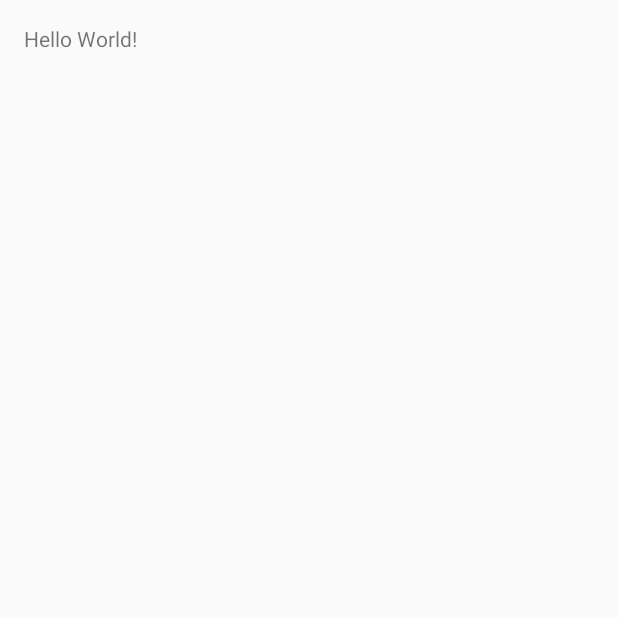
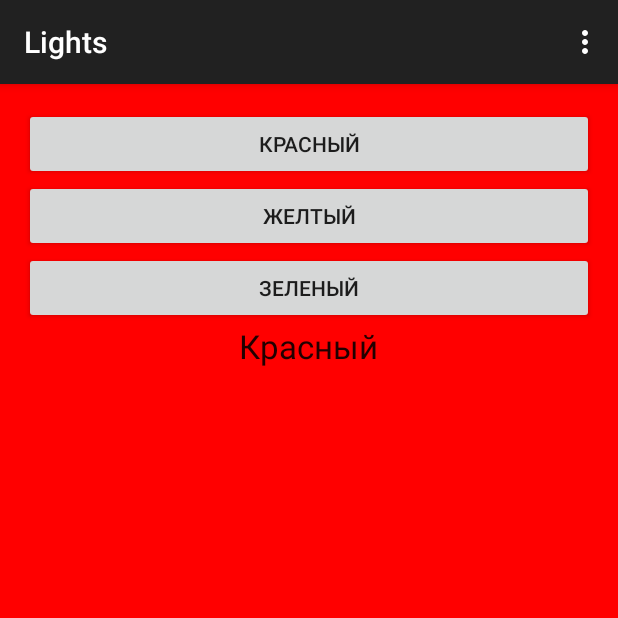
Before and after one commit to labaks/testProject, an Android app: the screen it shows after launch (MainActivity), on a phone screen of 412 x 824 dp, the top half of it. Before the commit the part shown is almost empty. Run offline under Robolectric (Android 15) with nearby library versions, the light colour scheme and no system bars.

Commit message:
init lights project

```diff
--- a/app/build.gradle
+++ b/app/build.gradle
@@ -5,7 +5,7 @@ android {
     buildToolsVersion "23.0.2"
 
     defaultConfig {
-        applicationId "labaks.testproject"
+        applicationId "labaks.lights"
         minSdkVersion 9
         targetSdkVersion 23
         versionCode 1
--- a/app/src/main/AndroidManifest.xml
+++ b/app/src/main/AndroidManifest.xml
@@ -1,17 +1,15 @@
 <?xml version="1.0" encoding="utf-8"?>
 <manifest xmlns:android="http://schemas.android.com/apk/res/android"
-    package="labaks.testproject">
+    package="labaks.lights">
 
     <application
         android:allowBackup="true"
         android:icon="@mipmap/ic_launcher"
         android:label="@string/app_name"
-        android:supportsRtl="true"
         android:theme="@style/AppTheme">
         <activity
             android:name=".MainActivity"
-            android:label="@string/app_name"
-            android:theme="@style/AppTheme.NoActionBar">
+            android:label="@string/app_name">
             <intent-filter>
                 <action android:name="android.intent.action.MAIN" />
 
--- /dev/null
+++ b/app/src/main/java/labaks/lights/MainActivity.java
@@ -0,0 +1,67 @@
+package labaks.lights;
+
+import android.os.Bundle;
+import android.support.v7.app.ActionBarActivity;
+import android.view.Menu;
+import android.view.MenuItem;
+import android.view.View;
+import android.widget.Button;
+import android.widget.RelativeLayout;
+import android.widget.TextView;
+
+
+public class MainActivity extends ActionBarActivity {
+
+    RelativeLayout mRelativeLayout;
+    TextView mTextView;
+
+    @Override
+    protected void onCreate(Bundle savedInstanceState) {
+        super.onCreate(savedInstanceState);
+        setContentView(R.layout.activity_main);
+        mRelativeLayout = (RelativeLayout) findViewById(R.id.relativeLayout);
+        mTextView = (TextView) findViewById(R.id.textView);
+
+        Button yellowButton = (Button) findViewById(R.id.buttonYellow);
+        yellowButton.setOnClickListener(new View.OnClickListener() {
+            @Override
+            public void onClick(View view) {
+                mTextView.setText(R.string.Yellow);
+                mRelativeLayout.setBackgroundColor(getResources().getColor(R.color.yellowColor));
+            }
+        });
+    }
+
+
+    @Override
+    public boolean onCreateOptionsMenu(Menu menu) {
+        // Inflate the menu; this adds items to the action bar if it is present.
+        getMenuInflater().inflate(R.menu.menu_main, menu);
+        return true;
+    }
+
+    @Override
+    public boolean onOptionsItemSelected(MenuItem item) {
+        // Handle action bar item clicks here. The action bar will
+        // automatically handle clicks on the Home/Up button, so long
+        // as you specify a parent activity in AndroidManifest.xml.
+        int id = item.getItemId();
+
+        //noinspection SimplifiableIfStatement
+        if (id == R.id.action_settings) {
+            return true;
+        }
+
+        return super.onOptionsItemSelected(item);
+    }
+
+    public void onRedButtonClick(View view) {
+        mTextView.setText(R.string.Red);
+        mRelativeLayout.setBackgroundColor(getResources().getColor(R.color.redColor));
+    }
+
+    public void onGreenButtonClick(View view) {
+        mTextView.setText(R.string.Green);
+        mRelativeLayout.setBackgroundColor(getResources().getColor(R.color.greenColor));
+    }
+}
--- a/app/src/main/java/labaks/testproject/MainActivity.java
+++ /dev/null
@@ -1,41 +0,0 @@
-package labaks.testproject;
-
-import android.os.Bundle;
-import android.support.design.widget.FloatingActionButton;
-import android.support.design.widget.Snackbar;
-import android.support.v7.app.AppCompatActivity;
-import android.support.v7.widget.Toolbar;
-import android.view.View;
-import android.view.Menu;
-import android.view.MenuItem;
-
-public class MainActivity extends AppCompatActivity {
-
-    @Override
-    protected void onCreate(Bundle savedInstanceState) {
-        super.onCreate(savedInstanceState);
-        setContentView(R.layout.activity_main);
-    }
-
-    @Override
-    public boolean onCreateOptionsMenu(Menu menu) {
-        // Inflate the menu; this adds items to the action bar if it is present.
-        getMenuInflater().inflate(R.menu.menu_main, menu);
-        return true;
-    }
-
-    @Override
-    public boolean onOptionsItemSelected(MenuItem item) {
-        // Handle action bar item clicks here. The action bar will
-        // automatically handle clicks on the Home/Up button, so long
-        // as you specify a parent activity in AndroidManifest.xml.
-        int id = item.getItemId();
-
-        //noinspection SimplifiableIfStatement
-        if (id == R.id.action_settings) {
-            return true;
-        }
-
-        return super.onOptionsItemSelected(item);
-    }
-}
--- a/app/src/main/res/layout/activity_main.xml
+++ b/app/src/main/res/layout/activity_main.xml
@@ -1,16 +1,48 @@
 <?xml version="1.0" encoding="utf-8"?>
 <RelativeLayout xmlns:android="http://schemas.android.com/apk/res/android"
     xmlns:tools="http://schemas.android.com/tools"
+    android:id="@+id/relativeLayout"
     android:layout_width="match_parent"
     android:layout_height="match_parent"
+    android:background="@color/redColor"
     android:paddingBottom="@dimen/activity_vertical_margin"
     android:paddingLeft="@dimen/activity_horizontal_margin"
     android:paddingRight="@dimen/activity_horizontal_margin"
     android:paddingTop="@dimen/activity_vertical_margin"
-    tools:context="labaks.testproject.MainActivity">
+    tools:context=".MainActivity">
+
+    <Button
+        android:id="@+id/buttonRed"
+        android:layout_width="match_parent"
+        android:layout_height="wrap_content"
+        android:layout_centerHorizontal="true"
+        android:onClick="onRedButtonClick"
+        android:text="@string/Red" />
+
+    <Button
+        android:id="@+id/buttonYellow"
+        android:layout_width="match_parent"
+        android:layout_height="wrap_content"
+        android:layout_below="@+id/buttonRed"
+        android:layout_centerHorizontal="true"
+        android:text="@string/Yellow" />
+
+    <Button
+        android:id="@+id/buttonGreen"
+        android:layout_width="match_parent"
+        android:layout_height="wrap_content"
+        android:layout_below="@+id/buttonYellow"
+        android:layout_centerHorizontal="true"
+        android:onClick="onGreenButtonClick"
+        android:text="@string/Green" />
 
     <TextView
+        android:id="@+id/textView"
         android:layout_width="wrap_content"
         android:layout_height="wrap_content"
-        android:text="Hello World!" />
+        android:layout_below="@+id/buttonGreen"
+        android:layout_centerHorizontal="true"
+        android:text="@string/Red"
+        android:textAppearance="?android:attr/textAppearanceLarge" />
+
 </RelativeLayout>
--- a/app/src/main/res/menu/menu_main.xml
+++ b/app/src/main/res/menu/menu_main.xml
@@ -1,7 +1,7 @@
 <menu xmlns:android="http://schemas.android.com/apk/res/android"
     xmlns:app="http://schemas.android.com/apk/res-auto"
     xmlns:tools="http://schemas.android.com/tools"
-    tools:context="labaks.testproject.MainActivity">
+    tools:context=".MainActivity">
     <item
         android:id="@+id/action_settings"
         android:orderInCategory="100"
--- a/app/src/main/res/values-v21/styles.xml
+++ /dev/null
@@ -1,9 +0,0 @@
-<resources>>
-
-    <style name="AppTheme.NoActionBar">
-        <item name="windowActionBar">false</item>
-        <item name="windowNoTitle">true</item>
-        <item name="android:windowDrawsSystemBarBackgrounds">true</item>
-        <item name="android:statusBarColor">@android:color/transparent</item>
-    </style>
-</resources>
--- a/app/src/main/res/values/colors.xml
+++ b/app/src/main/res/values/colors.xml
@@ -1,6 +1,6 @@
 <?xml version="1.0" encoding="utf-8"?>
 <resources>
-    <color name="colorPrimary">#3F51B5</color>
-    <color name="colorPrimaryDark">#303F9F</color>
-    <color name="colorAccent">#FF4081</color>
+    <color name="yellowColor">#ffff00</color>
+    <color name="greenColor">#00ff00</color>
+    <color name="redColor">#ff0000</color>
 </resources>
--- a/app/src/main/res/values/dimens.xml
+++ b/app/src/main/res/values/dimens.xml
@@ -2,5 +2,4 @@
     <!-- Default screen margins, per the Android Design guidelines. -->
     <dimen name="activity_horizontal_margin">16dp</dimen>
     <dimen name="activity_vertical_margin">16dp</dimen>
-    <dimen name="fab_margin">16dp</dimen>
 </resources>
--- a/app/src/main/res/values/strings.xml
+++ b/app/src/main/res/values/strings.xml
@@ -1,4 +1,9 @@
+<?xml version="1.0" encoding="utf-8"?>
 <resources>
-    <string name="app_name">testProject</string>
+    <string name="app_name">Lights</string>
+
     <string name="action_settings">Settings</string>
+    <string name="Red">Красный</string>
+    <string name="Yellow">Желтый</string>
+    <string name="Green">Зеленый</string>
 </resources>
--- a/app/src/main/res/values/styles.xml
+++ b/app/src/main/res/values/styles.xml
@@ -3,18 +3,6 @@
     <!-- Base application theme. -->
     <style name="AppTheme" parent="Theme.AppCompat.Light.DarkActionBar">
         <!-- Customize your theme here. -->
-        <item name="colorPrimary">@color/colorPrimary</item>
-        <item name="colorPrimaryDark">@color/colorPrimaryDark</item>
-        <item name="colorAccent">@color/colorAccent</item>
     </style>
 
-    <style name="AppTheme.NoActionBar">
-        <item name="windowActionBar">false</item>
-        <item name="windowNoTitle">true</item>
-    </style>
-
-    <style name="AppTheme.AppBarOverlay" parent="ThemeOverlay.AppCompat.Dark.ActionBar" />
-
-    <style name="AppTheme.PopupOverlay" parent="ThemeOverlay.AppCompat.Light" />
-
 </resources>
```
Also changed, not shown: app/src/main/res/mipmap-hdpi/ic_launcher.png, app/src/main/res/mipmap-mdpi/ic_launcher.png, app/src/main/res/mipmap-xhdpi/ic_launcher.png, app/src/main/res/mipmap-xxhdpi/ic_launcher.png, app/src/main/res/mipmap-xxxhdpi/ic_launcher.png, 3 other files.
